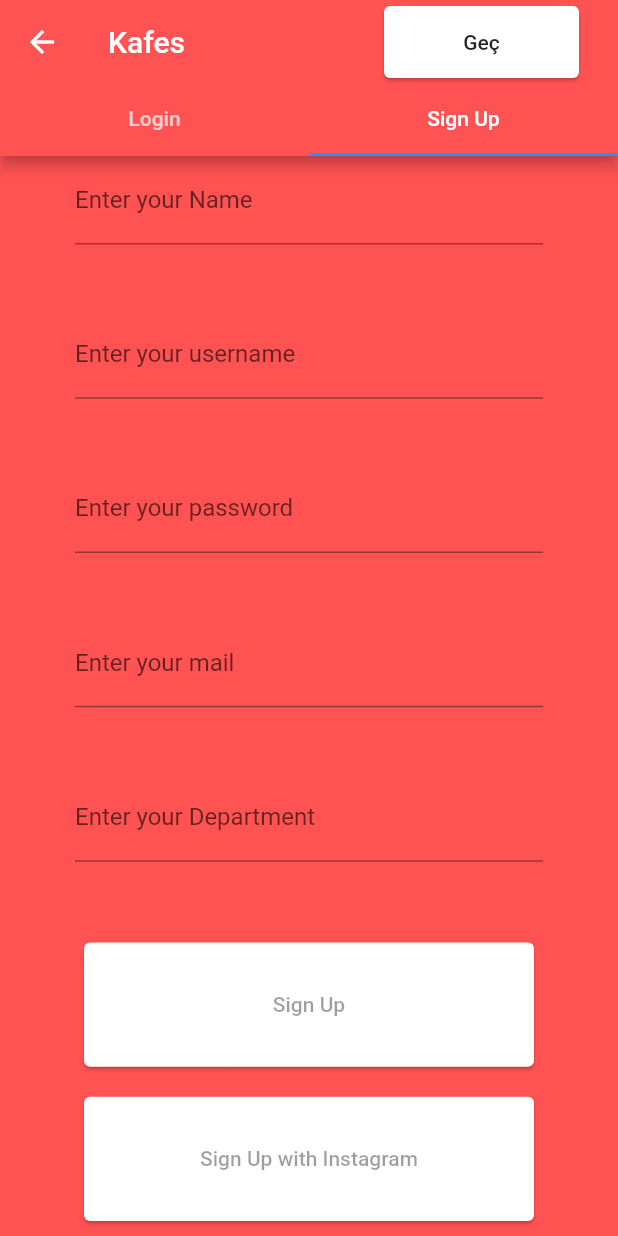
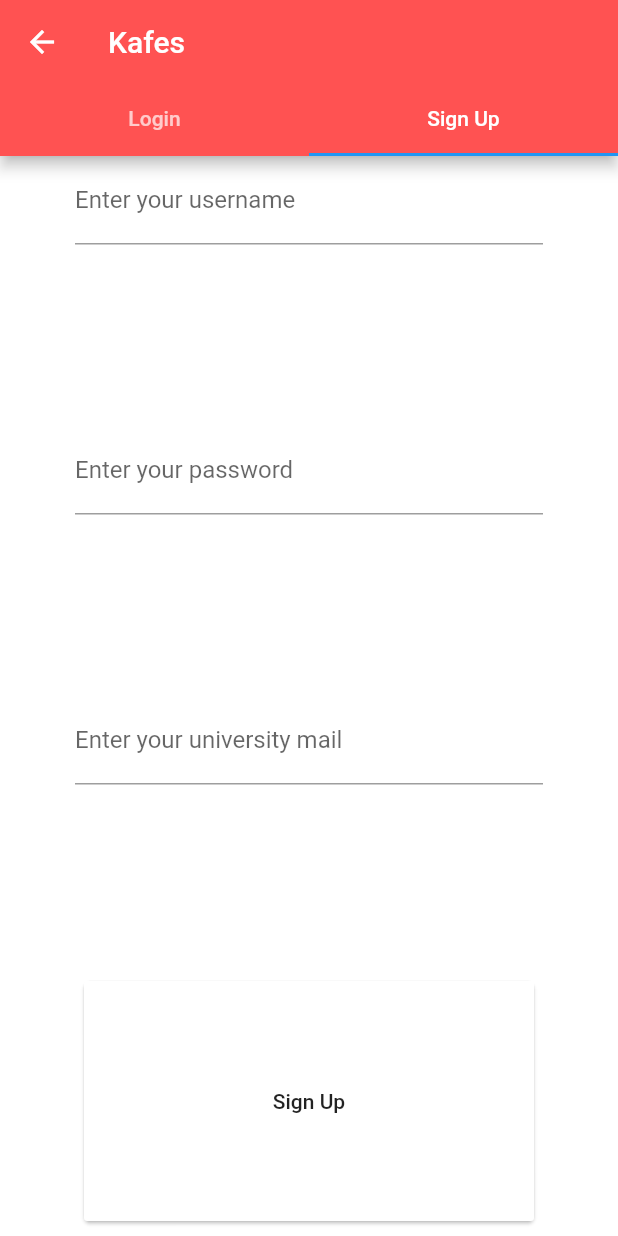
Before and after one commit to serkutyuksel/kafesapp, a Flutter app: the LandingPage screen opened by its route, tab 2 chosen, on a phone screen of 412 x 824 dp. Run offline on Flutter 3.47's test engine with Material 2 defaults, Android fonts, the phone set to English and light mode, and no system bars; our stand-ins replace firebase_auth, firebase_core; accounts and stored records are empty.

Commit message:
signup authentication. Firebase authentication and firestore connection.

```diff
--- a/kafes_app/lib/Pages/landing_page.dart
+++ /dev/null
@@ -1,52 +0,0 @@
-import 'package:flutter/material.dart';
-import 'package:kafes_app/Pages/login_page.dart';
-import 'package:kafes_app/Pages/signup_page.dart';
-import 'package:kafes_app/button_landing.dart';
-
-
-class LandingPage extends StatelessWidget {
-
-  List<Widget> containers = [
-    LoginPage(),
-    SignUpPage(),
-  ];
-  @override
-  Widget build(BuildContext context) {
-    return DefaultTabController(
-      length: 2,
-      child: Scaffold(
-        appBar: AppBar(
-          backgroundColor: Colors.redAccent,
-          title: Row(
-            children: [
-              Text('Kafes'),
-              Spacer(),
-              Container(
-                width: 150.0,
-                child: ButtonLanding(
-                  buttonLabel: 'Geç',
-                  onPress: (){
-                    Navigator.pushNamed(context, '/home');
-                  },
-
-                ),
-              ),
-            ],
-          ),
-          bottom: TabBar(tabs: [
-            Tab(
-              text: 'Login',
-            ),
-            Tab(
-              text: 'Sign Up',
-            ),
-          ],
-          ),
-        ),
-        body: TabBarView(
-          children: containers,
-        ),
-      ),
-    );
-  }
-}
--- a/kafes_app/lib/Pages/signup_page.dart
+++ /dev/null
@@ -1,65 +0,0 @@
-import 'package:flutter/material.dart';
-import '../button_landing.dart';
-
-class SignUpPage extends StatelessWidget {
-  @override
-  Widget build(BuildContext context) {
-    return Scaffold(
-      backgroundColor: Colors.redAccent,
-      body: Column(
-        children: [
-
-          Expanded(child: Container(
-            margin: EdgeInsets.symmetric(horizontal: 50.0,),
-            child: TextFormField(
-              decoration: InputDecoration(
-                  labelText: 'Enter your Name'
-              ),
-            ),
-          ),),
-          Expanded(child: Container(
-            margin: EdgeInsets.symmetric(horizontal: 50.0,),
-            child: TextFormField(
-              decoration: InputDecoration(
-                  labelText: 'Enter your username'
-              ),
-            ),
-          ),),
-          Expanded(child: Container(
-            margin: EdgeInsets.symmetric(horizontal: 50.0,),
-            child: TextFormField(
-              decoration: InputDecoration(
-                  labelText: 'Enter your password'
-              ),
-            ),
-          ),),
-          Expanded(child: Container(
-            margin: EdgeInsets.symmetric(horizontal: 50.0,),
-            child: TextFormField(
-              decoration: InputDecoration(
-                  labelText: 'Enter your mail'
-              ),
-            ),
-          ),),
-          Expanded(child: Container(
-            margin: EdgeInsets.symmetric(horizontal: 50.0,),
-            child: TextFormField(
-              decoration: InputDecoration(
-                  labelText: 'Enter your Department'
-              ),
-            ),
-          ),),
-          Expanded(child: ButtonLanding(
-            buttonLabel: 'Sign Up',
-            backgroundButtonColor: Colors.white,
-          ),),
-          Expanded(child: ButtonLanding(
-            buttonLabel: 'Sign Up with Instagram',
-            backgroundButtonColor: Colors.white,
-          ),),
-
-        ],
-      ),
-    );
-  }
-}
--- /dev/null
+++ b/kafes_app/lib/Screens/landing_page.dart
@@ -0,0 +1,67 @@
+import 'package:flutter/material.dart';
+import 'package:flutter/services.dart';
+import 'package:kafes_app/Screens/login_page.dart';
+import 'package:kafes_app/Screens/signup_page.dart';
+import 'package:firebase_auth/firebase_auth.dart';
+
+
+class LandingPage extends StatefulWidget {
+  final _auth = FirebaseAuth.instance;
+  void _createUser(
+      String mail,
+      String username,
+      String password,
+      BuildContext ctx,
+      ) async {
+    try {
+      UserCredential Result;
+      Result = await _auth.createUserWithEmailAndPassword(
+          email: mail, password: password);
+    }
+    on PlatformException catch(err) {
+      var message = 'Please check your credentials!';
+      if(err.message != null){
+        message = err.message;
+      }
+      Scaffold.of(ctx).showSnackBar(SnackBar(content:Text(message),),);
+    }
+  }
+
+  @override
+  _LandingPageState createState() => _LandingPageState();
+}
+
+class _LandingPageState extends State<LandingPage> {
+
+    @override
+    Widget build(BuildContext context) {
+      return DefaultTabController(
+        length: 2,
+        child: Scaffold(
+          appBar: AppBar(
+            backgroundColor: Colors.redAccent,
+            title: Row(
+              children: [
+                Text('Kafes'),
+              ],
+            ),
+            bottom: TabBar(tabs: [
+              Tab(
+                text: 'Login',
+              ),
+              Tab(
+                text: 'Sign Up',
+              ),
+            ],
+            ),
+          ),
+          body: TabBarView(
+                children: [
+                  LoginPage(),
+                  SignUpPage(widget._createUser)
+                ],
+          ),
+        ),
+      );
+  }
+}
--- /dev/null
+++ b/kafes_app/lib/Screens/signup_page.dart
@@ -0,0 +1,115 @@
+import 'package:flutter/cupertino.dart';
+import 'package:flutter/material.dart';
+import 'package:kafes_app/button_landing.dart';
+
+
+class SignUpPage extends StatefulWidget {
+  SignUpPage(this.submitForm);
+  final void Function(
+      String mail,
+      String username,
+      String password,
+      BuildContext ctx,
+      )submitForm;
+  @override
+  SignUpPageState createState() => SignUpPageState();
+}
+
+class SignUpPageState extends State<SignUpPage> {
+  final _formKey = GlobalKey<FormState>();
+  var _mail = '';
+  var _username = '';
+  var _password = '';
+
+  void _submit(){
+    final isValid = _formKey.currentState.validate();
+    FocusScope.of(context).unfocus();
+    if(isValid) {
+      _formKey.currentState.save();
+      widget.submitForm(
+        _mail.trim(),
+        _username.trim(),
+        _password.trim(),
+        context,
+      );
+    }
+  }
+  @override
+  Widget build(BuildContext context) {
+    return Scaffold(
+      backgroundColor: Colors.white,
+      body: Container(
+        child: Form(
+          key: _formKey,
+          child: Column(
+            mainAxisSize: MainAxisSize.min,
+            children: [
+              Expanded(child: Container(
+                margin: EdgeInsets.symmetric(horizontal: 50.0,),
+                child: TextFormField(
+                  key: ValueKey('username'),
+                  validator: (value) {
+                    if(value.isEmpty || value.length < 3) {
+                      return 'Username length must be at least 3';
+                    }
+                    return null;
+                  },
+                  onSaved: (value){
+                    _username = value;
+                  },
+                  decoration: InputDecoration(
+                      labelText: 'Enter your username'
+                  ),
+                ),
+              ),),
+              Expanded(child: Container(
+                margin: EdgeInsets.symmetric(horizontal: 50.0,),
+                child: TextFormField(
+                  key: ValueKey('password'),
+                  validator: (value) {
+                    if(value.isEmpty || value.length < 7) {
+                      return 'Password length must be at least 7';
+                    }
+                    return null;
+                  },
+                  onSaved: (value){
+                    _password = value;
+                  },
+                  decoration: InputDecoration(
+                    labelText: 'Enter your password',
+                  ),
+                  obscureText: true,
+                ),
+              ),),
+              Expanded(
+                child: Container(
+                  margin: EdgeInsets.symmetric(horizontal: 50.0,),
+                  child: TextFormField(
+                    key: ValueKey('email'),
+                    validator: (value){
+                      if(value.isEmpty || !value.contains('@ieu.edu.tr')) {
+                        return 'Please enter a valid email address';
+                      }
+                      return null;
+                    },
+                    decoration: InputDecoration(
+                        labelText: 'Enter your university mail'
+                    ),
+                    onSaved: (value) {
+                      _mail = value;
+                    },
+                  ),
+                ),),
+              Expanded(child: ButtonLanding(
+                buttonLabel: 'Sign Up',
+                backgroundButtonColor: Colors.white,
+                onPress: _submit,
+                ),
+              ),
+            ],
+          ),
+        ),
+      ),
+    );
+  }
+}
--- a/kafes_app/pubspec.yaml
+++ b/kafes_app/pubspec.yaml
@@ -28,6 +28,9 @@ dependencies:
   # The following adds the Cupertino Icons font to your application.
   # Use with the CupertinoIcons class for iOS style icons.
   cupertino_icons: ^1.0.0
+  cloud_firestore: ^0.14.4
+  firebase_auth: ^0.18.4+1
+  firebase_core : ^0.5.0
 
 dev_dependencies:
   flutter_test:
```
Also changed, not shown: kafes_app/lib/Pages/welcome_page.dart (deleted, +0 -42 lines), kafes_app/lib/Screens/login_page.dart (renamed from kafes_app/lib/Pages/login_page.dart, +3 -9 lines), kafes_app/lib/main.dart (+12 -10 lines), kafes_app/lib/Screens/home_page.dart (renamed from kafes_app/lib/Pages/home_page.dart), kafes_app/pubspec.lock, 4 other files.
